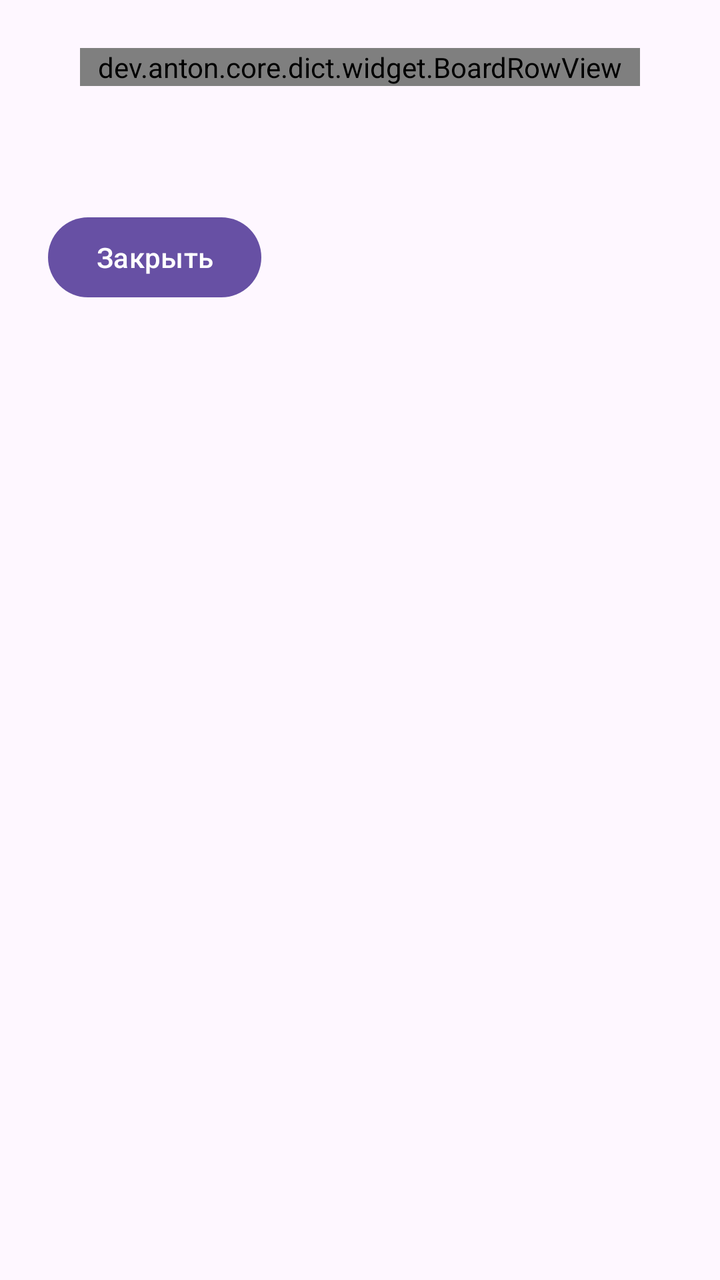
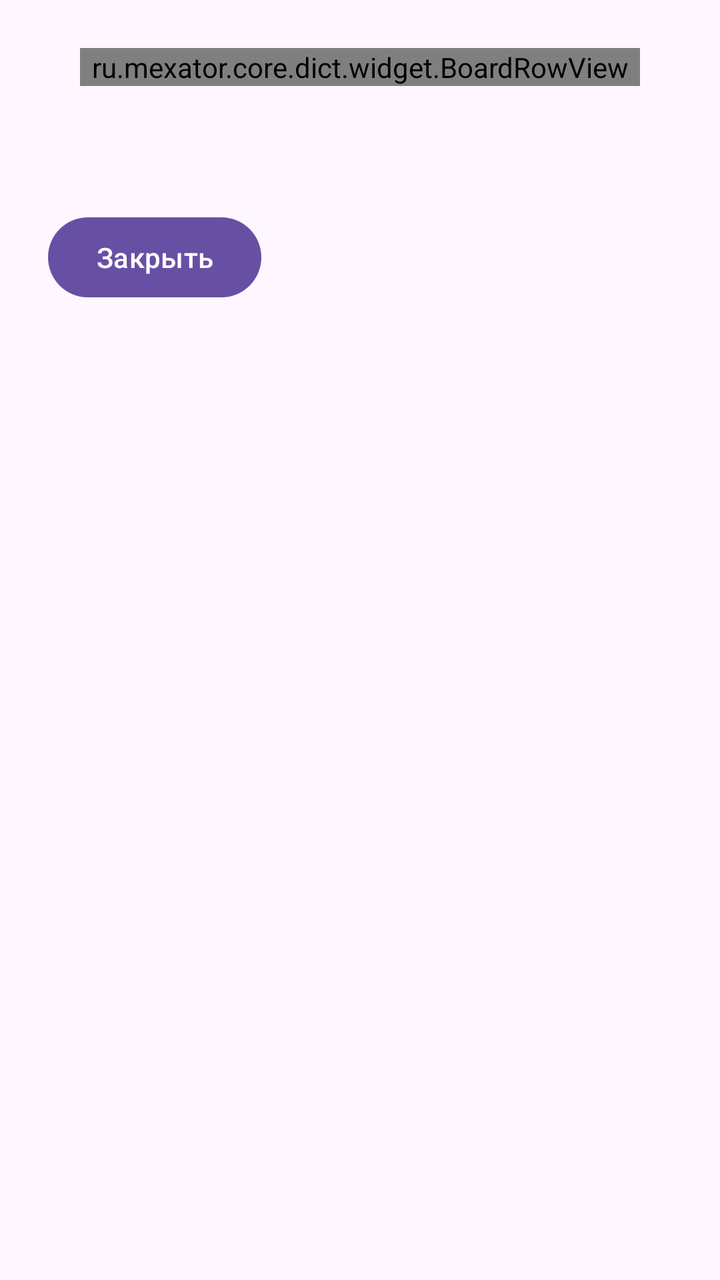

An Android layout rendered at two revisions. The XML below is the earlier revision; the diff shows what the commit changed to produce the second picture.
<!-- AndroidManifest.xml: application theme Theme.Slovar -->
<!-- res/layout/activity_article.xml -->
<?xml version="1.0" encoding="utf-8"?>
<ScrollView xmlns:android="http://schemas.android.com/apk/res/android"
    xmlns:app="http://schemas.android.com/apk/res-auto"
    android:layout_width="match_parent"
    android:layout_height="match_parent"
    android:fillViewport="true">

    <LinearLayout
        android:layout_width="match_parent"
        android:layout_height="wrap_content"
        android:orientation="vertical"
        android:padding="24dp">

        
        <dev.anton.core.dict.widget.BoardRowView
            android:id="@+id/article_word_row"
            android:layout_width="280dp"
            android:layout_height="wrap_content"
            android:layout_gravity="center_horizontal"
            app:boardColumns="5"
            app:boardCellSize="52dp"
            app:boardCellMargin="4dp"
            app:boardCellTextSize="24sp" />

        <TextView
            android:id="@+id/article_body"
            android:layout_width="match_parent"
            android:layout_height="wrap_content"
            android:layout_marginTop="16dp"
            android:textSize="16sp" />

        <Button
            android:id="@+id/btn_close"
            android:layout_width="wrap_content"
            android:layout_height="wrap_content"
            android:layout_marginTop="24dp"
            android:text="@string/close" />
    </LinearLayout>
</ScrollView>
<!-- resources referenced by this layout -->
<resources>
  <string name="close">Закрыть</string>
  <style name="Theme.Slovar" parent="Theme.Material3.Light.NoActionBar">
          <item name="android:windowActivityTransitions">true</item>
      </style>
</resources>

<!-- the commit's change to res/layout/activity_article.xml (unified diff, before → after) -->
@@ -12,7 +12,7 @@
         android:padding="24dp">
 
         
-        <dev.anton.core.dict.widget.BoardRowView
+        <ru.mexator.core.dict.widget.BoardRowView
             android:id="@+id/article_word_row"
             android:layout_width="280dp"
             android:layout_height="wrap_content"
